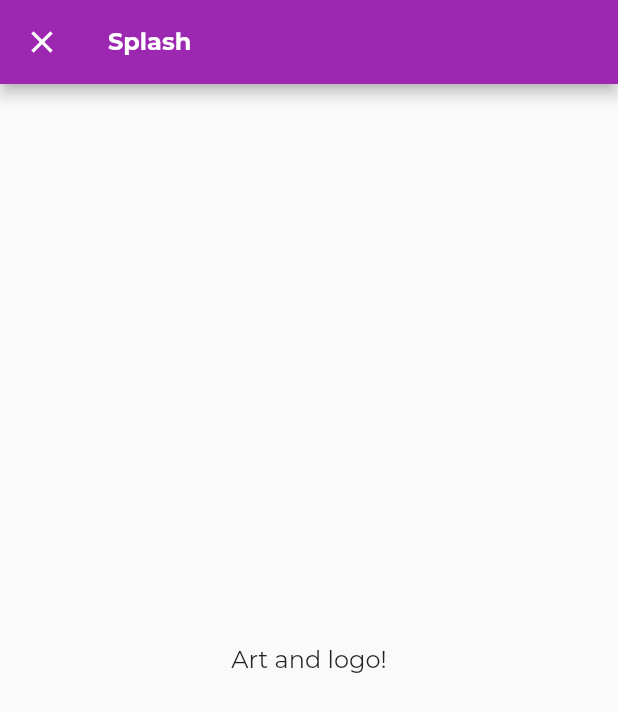
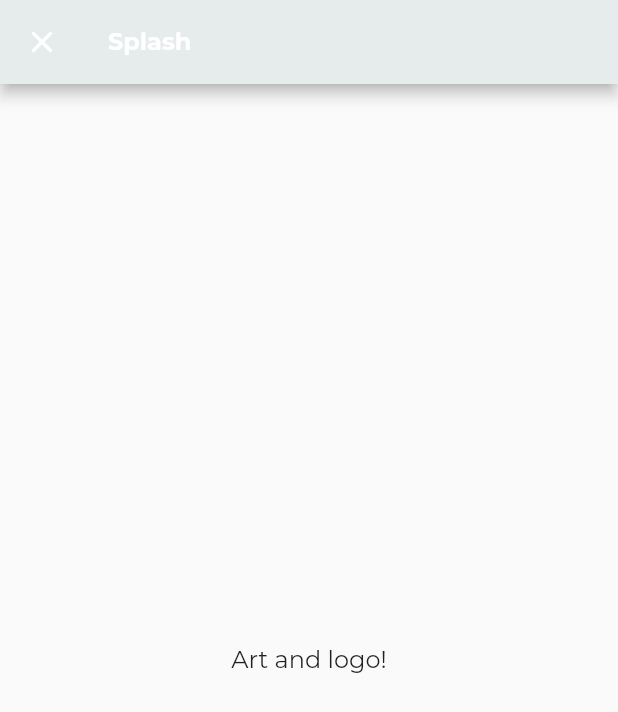
Before and after one commit to material-components/material-components-flutter-gallery, a Flutter app: the screen it shows after launch, after a tap on the "color lens" icon, on a phone screen of 412 x 824 dp. Shown: the top 712 px of the screen. Run offline on Flutter 3.47's test engine with Material 2 defaults, Android fonts, the phone set to English and light mode, and no system bars.

Commit message:
Added color scheme (#51)
* Added color scheme

* Added color scheme

* Added ColorScheme and merged Google text_theme into theme_data.dart.

```diff
--- a/gallery/lib/main.dart
+++ b/gallery/lib/main.dart
@@ -1,7 +1,7 @@
 import 'package:flutter/material.dart';
 
 import 'home.dart';
-import 'text_theme.dart';
+import 'theme_data.dart';
 
 void main() => runApp(MyApp());
 
@@ -10,13 +10,9 @@ class MyApp extends StatelessWidget {
   Widget build(BuildContext context) {
     return MaterialApp(
       title: 'Gallery',
-      theme: ThemeData(
-        primarySwatch: Colors.purple,
-        textTheme: galleryTextTheme,
-        appBarTheme: AppBarTheme(
-          textTheme: galleryTextTheme,
-        ),
-      ),
+      themeMode: ThemeMode.system,
+      theme: GalleryThemeData.lightThemeData,
+      darkTheme: GalleryThemeData.darkThemeData,
       home: HomePage(),
     );
   }
--- /dev/null
+++ b/gallery/lib/theme_data.dart
@@ -0,0 +1,140 @@
+import 'package:flutter/material.dart';
+
+class GalleryThemeData {
+  /// TODO: Replace fillColor and brightness with actual requirements.
+  static const _lightFillColor = Colors.black;
+  static const _darkFillColor = Colors.white;
+
+  static ThemeData lightThemeData = ThemeData(
+    colorScheme: _lightColorScheme,
+    textTheme: _textTheme,
+    appBarTheme: AppBarTheme(
+      textTheme: _textTheme,
+      color: _lightColorScheme.background,
+    ),
+  );
+
+  static ThemeData darkThemeData = ThemeData(
+    colorScheme: _darkColorScheme,
+    textTheme: _textTheme,
+    appBarTheme: AppBarTheme(
+      textTheme: _textTheme,
+      color: _darkColorScheme.background,
+    ),
+  );
+
+  static ColorScheme _lightColorScheme = ColorScheme(
+    primary: Color(0xFFB93C5D),
+    primaryVariant: Color(0xFF117378),
+    secondary: Color(0xFFDCE0E0),
+    secondaryVariant: Color(0xFFFAFBFB),
+    background: Color(0xFFE6EBEB),
+    surface: Color(0xFFEFF3F3),
+    onBackground: _lightFillColor,
+    error: _lightFillColor,
+    onError: _lightFillColor,
+    onPrimary: _lightFillColor,
+    onSecondary: _lightFillColor,
+    onSurface: _lightFillColor,
+    brightness: Brightness.light,
+  );
+
+  static ColorScheme _darkColorScheme = ColorScheme(
+    primary: Color(0xFFFF8383),
+    primaryVariant: Color(0xFF1CDEC9),
+    secondary: Color(0xFF1F1929),
+    secondaryVariant: Color(0xFF451B6F),
+    background: Color(0xFF241E30),
+    surface: Color(0xFF4D1F7C),
+    onBackground: _darkFillColor,
+    error: _darkFillColor,
+    onError: _darkFillColor,
+    onPrimary: _darkFillColor,
+    onSecondary: _darkFillColor,
+    onSurface: _darkFillColor,
+    brightness: Brightness.dark,
+  );
+
+  static TextTheme _textTheme = TextTheme(
+    display1: _GalleryTextStyles.heading,
+    caption: _GalleryTextStyles.studyTitle,
+    headline: _GalleryTextStyles.categoryTitle,
+    subhead: _GalleryTextStyles.listTitle,
+    overline: _GalleryTextStyles.listDescription,
+    body2: _GalleryTextStyles.sliderTitle,
+    subtitle: _GalleryTextStyles.settingsFooter,
+    body1: _GalleryTextStyles.options,
+    title: _GalleryTextStyles.title,
+    button: _GalleryTextStyles.button,
+  );
+}
+
+class _GalleryTextStyles {
+  static const _regular = FontWeight.w400;
+  static const _medium = FontWeight.w500;
+  static const _semiBold = FontWeight.w600;
+  static const _bold = FontWeight.w700;
+
+  static const _montserrat = 'Montserrat';
+  static const _oswald = 'Oswald';
+
+  static const heading = TextStyle(
+    fontFamily: _montserrat,
+    fontWeight: _bold,
+    fontSize: 20.0,
+  );
+
+  static const studyTitle = TextStyle(
+    fontFamily: _oswald,
+    fontWeight: _semiBold,
+    fontSize: 16.0,
+  );
+
+  static const categoryTitle = TextStyle(
+    fontFamily: _oswald,
+    fontWeight: _medium,
+    fontSize: 16.0,
+  );
+
+  static const listTitle = TextStyle(
+    fontFamily: _montserrat,
+    fontWeight: _medium,
+    fontSize: 16.0,
+  );
+
+  static const listDescription = TextStyle(
+    fontFamily: _montserrat,
+    fontWeight: _medium,
+    fontSize: 12.0,
+  );
+
+  static const sliderTitle = TextStyle(
+    fontFamily: _montserrat,
+    fontWeight: _regular,
+    fontSize: 14.0,
+  );
+
+  static const settingsFooter = TextStyle(
+    fontFamily: _montserrat,
+    fontWeight: _medium,
+    fontSize: 14.0,
+  );
+
+  static const options = TextStyle(
+    fontFamily: _montserrat,
+    fontWeight: _regular,
+    fontSize: 16.0,
+  );
+
+  static const title = TextStyle(
+    fontFamily: _montserrat,
+    fontWeight: _bold,
+    fontSize: 16.0,
+  );
+
+  static const button = TextStyle(
+    fontFamily: _montserrat,
+    fontWeight: _semiBold,
+    fontSize: 14.0,
+  );
+}
```
Also changed, not shown: gallery/lib/text_theme.dart (deleted, +0 -84 lines), 1 other file.
